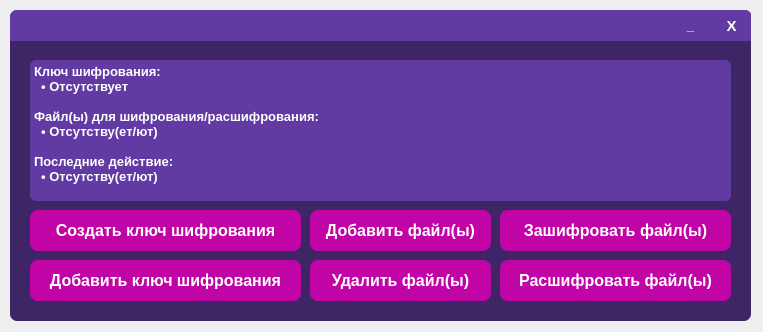
Above: Cryptographer/Main_Window/main_window.ui from EXG1O/Cryptographer before the change. Below: the same form after it.
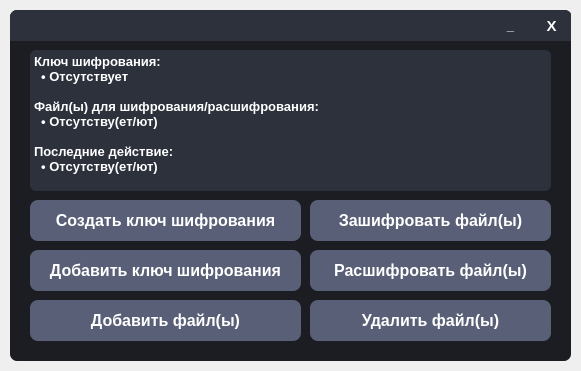
That is the form after the change.

What changed in the file:
```diff
--- a/Cryptographer/Main_Window/main_window.ui
+++ b/Cryptographer/Main_Window/main_window.ui
@@ -6,8 +6,8 @@
    <rect>
     <x>0</x>
     <y>0</y>
-    <width>763</width>
-    <height>332</height>
+    <width>581</width>
+    <height>371</height>
    </rect>
   </property>
   <property name="windowTitle">
@@ -19,14 +19,130 @@
      <rect>
       <x>10</x>
       <y>10</y>
-      <width>741</width>
-      <height>311</height>
+      <width>561</width>
+      <height>351</height>
      </rect>
     </property>
     <property name="styleSheet">
      <string notr="true">QFrame{
 	border-radius: 7px;
-	background-color: #3E2565;
+	background-color: #1B1D23;
+}
+
+QScrollBar:vertical{
+	border: none;
+    background: #595F76;
+    width: 15px;
+    margin: 15px 0 15px 0;
+	border-radius: 0px;
+ }
+
+QScrollBar::handle:vertical{	
+	background-color: #494E61;
+	min-height: 30px;
+}
+QScrollBar::handle:vertical:hover{	
+	background-color: #D5006A;
+}
+QScrollBar::handle:vertical:pressed{	
+	background-color: #B9005C;
+}
+
+QScrollBar::sub-line:vertical{
+	border: none;
+	background-color: #3A3F50;
+	height: 15px;
+	border-top-left-radius: 7px;
+	border-top-right-radius: 7px;
+	subcontrol-position: top;
+	subcontrol-origin: margin;
+}
+QScrollBar::sub-line:vertical:hover{	
+	background-color: #D5006A;
+}
+QScrollBar::sub-line:vertical:pressed{	
+	background-color: #B9005C;
+}
+
+QScrollBar::add-line:vertical{
+	border: none;
+	background-color: #3A3F50;
+	height: 15px;
+	border-bottom-left-radius: 7px;
+	border-bottom-right-radius: 7px;
+	subcontrol-position: bottom;
+	subcontrol-origin: margin;
+}
+QScrollBar::add-line:vertical:hover{	
+	background-color: #D5006A;
+}
+QScrollBar::add-line:vertical:pressed{	
+	background-color: #B9005C;
+}
+
+QScrollBar::up-arrow:vertical, QScrollBar::down-arrow:vertical{
+	background: none;
+}
+QScrollBar::add-page:vertical, QScrollBar::sub-page:vertical{
+	background: none;
+}
+
+QScrollBar:horizontal{
+	border: none;
+    background: #595F76;
+	height: 15px;
+	margin: 0px 15 0px 15;
+	border-radius: opx;
+ }
+
+QScrollBar::handle:horizontal{	
+	background-color: #494E61;
+	min-width: 30px;
+}
+QScrollBar::handle:horizontal:hover{	
+	background-color: #D5006A;
+}
+QScrollBar::handle:horizontal:pressed{	
+	background-color: #B9005C;
+}
+
+QScrollBar::sub-line:horizontal{
+	border: none;
+	background-color: #3A3F50;
+	width: 15px;
+	border-top-left-radius: 7px;
+	border-bottom-left-radius: 7px;
+	subcontrol-position: left;
+	subcontrol-origin: margin;
+}
+QScrollBar::sub-line:horizontal:hover{	
+	background-color:#D5006A;
+}
+QScrollBar::sub-line:horizontal:pressed{	
+	background-color: #B9005C;
+}
+
+QScrollBar::add-line:horizontal{
+	border: none;
+	background-color: #3A3F50;
+	width: 15px;
+	border-top-right-radius: 7px;
+	border-bottom-right-radius: 7px;
+	subcontrol-position: right;
+	subcontrol-origin: margin;
+}
+QScrollBar::add-line:horizontal:hover{	
+	background-color: #D5006A;
+}
+QScrollBar::add-line:horizontal:pressed{	
+	background-color: #B9005C;
+}
+
+QScrollBar::up-arrow:horizontal, QScrollBar::down-arrow:horizontal{
+	background: none;
+}
+QScrollBar::add-page:horizontal, QScrollBar::sub-page:horizontal{
+	background: none;
 }</string>
     </property>
     <property name="frameShape">
@@ -40,7 +156,7 @@
       <rect>
        <x>0</x>
        <y>0</y>
-       <width>741</width>
+       <width>561</width>
        <height>31</height>
       </rect>
      </property>
@@ -48,7 +164,7 @@
       <string notr="true">QFrame{
 	border-bottom-left-radius: 0px;
 	border-bottom-right-radius: 0px;
-	background-color: #623AA3;
+	background-color: #2C313C;
 }</string>
      </property>
      <property name="frameShape">
@@ -60,7 +176,7 @@
      <widget class="QPushButton" name="CloseWindowButton">
       <property name="geometry">
        <rect>
-        <x>701</x>
+        <x>521</x>
         <y>0</y>
         <width>41</width>
         <height>31</height>
@@ -81,7 +197,7 @@
 	color: white;
 	border: none;
 	border-top-right-radius: 7px;
-	background-color: #623AA3;
+	background-color: #2C313C;
 }
 
 QPushButton:hover{
@@ -99,7 +215,7 @@
      <widget class="QPushButton" name="MinimizeWindowButton">
       <property name="geometry">
        <rect>
-        <x>660</x>
+        <x>480</x>
         <y>0</y>
         <width>41</width>
         <height>31</height>
@@ -119,8 +235,7 @@
        <string notr="true">QPushButton{
 	color: white;
 	border: none;
-	border-top-right-radius: 7px;
-	background-color: #623AA3;
+	background-color: #2C313C;
 }
 
 QPushButton:hover{
@@ -143,8 +258,8 @@
      <property name="geometry">
       <rect>
        <x>20</x>
-       <y>50</y>
-       <width>701</width>
+       <y>40</y>
+       <width>521</width>
        <height>141</height>
       </rect>
      </property>
@@ -159,7 +274,7 @@
       <string notr="true">QPlainTextEdit{
 	color: white;
 	border-radius: 6px;
-	background-color: #623AA3;
+	background-color: #2C313C;
 }</string>
      </property>
      <property name="readOnly">
@@ -180,7 +295,7 @@
      <property name="geometry">
       <rect>
        <x>20</x>
-       <y>200</y>
+       <y>190</y>
        <width>271</width>
        <height>41</height>
       </rect>
@@ -196,7 +311,7 @@
       <string notr="true">QPushButton{
 	color: white;
 	border-radius: 8px;
-	background-color: #C104A5;
+	background-color: #595F76;
 }
 
 QPushButton:hover{
@@ -215,7 +330,7 @@
      <property name="geometry">
       <rect>
        <x>20</x>
-       <y>250</y>
+       <y>240</y>
        <width>271</width>
        <height>41</height>
       </rect>
@@ -231,7 +346,7 @@
       <string notr="true">QPushButton{
 	color: white;
 	border-radius: 8px;
-	background-color: #C104A5;
+	background-color: #595F76;
 }
 
 QPushButton:hover{
@@ -249,9 +364,9 @@
     <widget class="QPushButton" name="AddFilesButton">
      <property name="geometry">
       <rect>
-       <x>300</x>
-       <y>200</y>
-       <width>181</width>
+       <x>20</x>
+       <y>290</y>
+       <width>271</width>
        <height>41</height>
       </rect>
      </property>
@@ -266,7 +381,7 @@
       <string notr="true">QPushButton{
 	color: white;
 	border-radius: 8px;
-	background-color: #C104A5;
+	background-color: #595F76;
 }
 
 QPushButton:hover{
@@ -284,9 +399,9 @@
     <widget class="QPushButton" name="EncryptFilesButton">
      <property name="geometry">
       <rect>
-       <x>490</x>
-       <y>200</y>
-       <width>231</width>
+       <x>300</x>
+       <y>190</y>
+       <width>241</width>
        <height>41</height>
       </rect>
      </property>
@@ -301,7 +416,7 @@
       <string notr="true">QPushButton{
 	color: white;
 	border-radius: 8px;
-	background-color: #C104A5;
+	background-color: #595F76;
 }
 
 QPushButton:hover{
@@ -319,9 +434,9 @@
     <widget class="QPushButton" name="DecipherFilesButton">
      <property name="geometry">
       <rect>
-       <x>490</x>
-       <y>250</y>
-       <width>231</width>
+       <x>300</x>
+       <y>240</y>
+       <width>241</width>
        <height>41</height>
       </rect>
      </property>
@@ -336,7 +451,7 @@
       <string notr="true">QPushButton{
 	color: white;
 	border-radius: 8px;
-	background-color: #C104A5;
+	background-color: #595F76;
 }
 
 QPushButton:hover{
@@ -355,8 +470,8 @@
      <property name="geometry">
       <rect>
        <x>300</x>
-       <y>250</y>
-       <width>181</width>
+       <y>290</y>
+       <width>241</width>
        <height>41</height>
       </rect>
      </property>
@@ -371,7 +486,7 @@
       <string notr="true">QPushButton{
 	color: white;
 	border-radius: 8px;
-	background-color: #C104A5;
+	background-color: #595F76;
 }
 
 QPushButton:hover{
```
Left out of the diff: 28 changed lines with no effect on the pictures.
